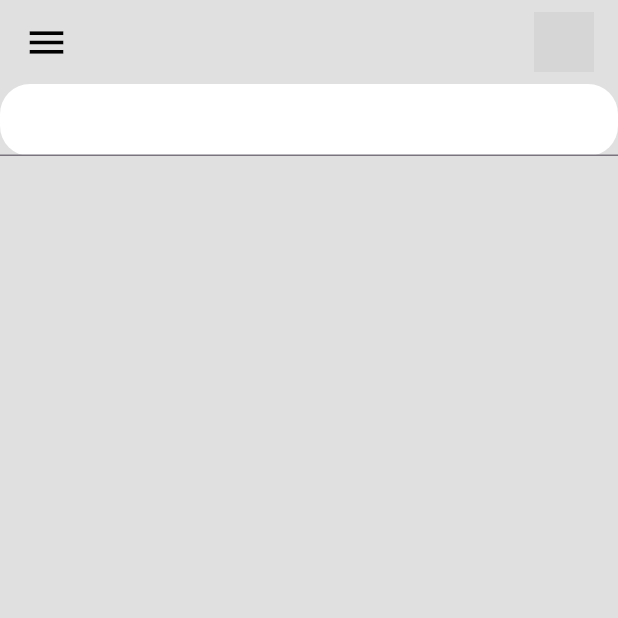
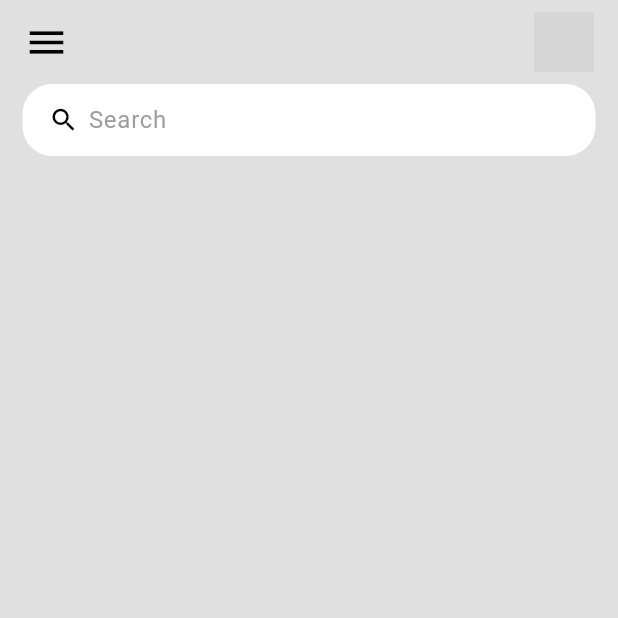
Before and after one commit to HugoGsilva/apptest, a Flutter app: the screen it shows after launch, on a phone screen of 412 x 824 dp, the top half of it. Run offline on Flutter 3.47's test engine with Material 3 defaults, Android fonts, the phone set to English and light mode, and no system bars; grey boxes are pictures that could not be loaded.

Commit message:
adicionado funcao de search

```diff
--- a/lib/screens/home.dart
+++ b/lib/screens/home.dart
@@ -1,3 +1,4 @@
+import 'dart:math';
 import 'package:apptest/constants/colors.dart';
 import 'package:flutter/material.dart';
 
@@ -10,14 +11,40 @@ class Home extends StatelessWidget {
       backgroundColor: tdBGColor,
       appBar: _buildAppBar(),
       body: Container(
+        padding: EdgeInsets.symmetric(horizontal: 15),
         child: Column(
           children: [
-            Container(
+            searchBox(),
+          ],
+        ),
+      ),
+    );
+  }
+
+  Widget searchBox() {
+    return Container(
+      padding: EdgeInsets.symmetric(horizontal: 15),
       decoration: BoxDecoration(
-                  color: Colors.white, borderRadius: BorderRadius.circular(20)),
-              child: TextField(),
+        color: Colors.white,
+        borderRadius: BorderRadius.circular(20),
       ),
-          ],
+      child: TextField(
+        decoration: InputDecoration(
+          contentPadding: EdgeInsets.all(0),
+          prefixIcon: Icon(
+            Icons.search,
+            color: tdBlack,
+            size: 20,
+          ),
+          prefixIconConstraints: BoxConstraints(
+            maxHeight: 20,
+            minWidth: 25,
+          ),
+          border: InputBorder.none,
+          hintText: 'Search',
+          hintStyle: TextStyle(
+            color: tdGrey,
+          ),
         ),
       ),
     );
@@ -27,7 +54,9 @@ class Home extends StatelessWidget {
     return AppBar(
       backgroundColor: tdBGColor,
       elevation: 0,
-      title: Row(mainAxisAlignment: MainAxisAlignment.spaceBetween, children: [
+      title: Row(
+        mainAxisAlignment: MainAxisAlignment.spaceBetween,
+        children: [
           Icon(
             Icons.menu,
             color: tdBlack,
@@ -38,9 +67,11 @@ class Home extends StatelessWidget {
             width: 40,
             child: ClipRRect(
               borderRadius: BorderRadius.circular(20),
-              child: Image.asset('assets/images/avatar.png')),
-        )
-      ]),
+              child: Image.asset('assets/images/avatar.png'),
+            ),
+          ),
+        ],
+      ),
     );
   }
 }
```
Lines whose indentation alone changed are shown as unchanged.
